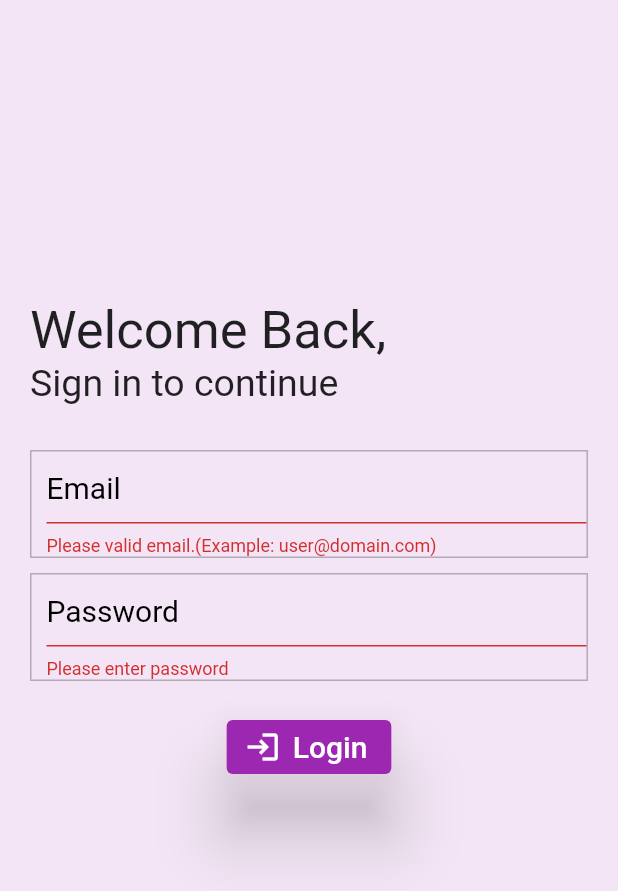
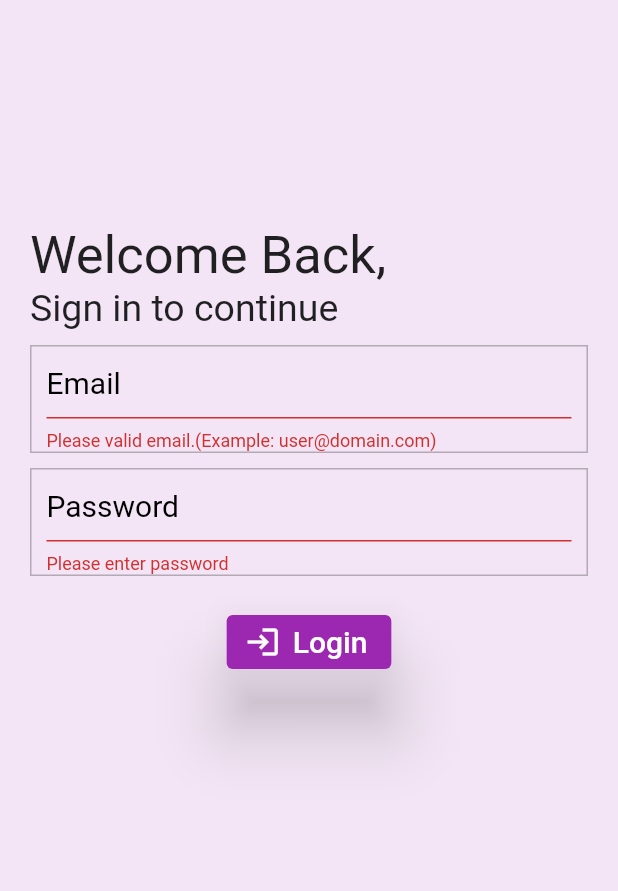
Before and after one commit to rajathirumal/FuelTracker, a Flutter app: the screen it shows after launch, after a tap on "Login", on a phone screen of 412 x 824 dp. Shown: the top 891 px of the screen. Run offline on Flutter 3.47's test engine with Material 2 defaults, Android fonts, the light colour scheme and no system bars; our stand-ins replace cloud_firestore, firebase_auth, firebase_core, flutter_speed_dial; accounts and stored records are empty.

Commit message:
This fiexes pixel over flow

```diff
--- a/lib/src/home/login.dart
+++ b/lib/src/home/login.dart
@@ -1,6 +1,7 @@
 import 'package:firebase_auth/firebase_auth.dart';
 import 'package:flutter/material.dart';
 import 'package:fuel_tracker/services/authentication.dart';
+import 'package:fuel_tracker/src/helpers/extension.dart';
 import 'package:provider/provider.dart';
 
 class LoginScreen extends StatefulWidget {
@@ -21,29 +22,24 @@ class _LoginScreenState extends State<LoginScreen> {
   Widget build(BuildContext context) {
     return Scaffold(
       body: Padding(
-          padding: const EdgeInsets.fromLTRB(20, 200, 20, 20),
+        padding: const EdgeInsets.all(20.0),
         child: Column(
-            // root column
           crossAxisAlignment: CrossAxisAlignment.start,
           children: [
-              // welcome column
-              Column(
-                crossAxisAlignment: CrossAxisAlignment.start,
-                children: const [
-                  Text(
+            const SizedBox(
+              height: 130,
+            ),
+            const Text(
               "Welcome Back,",
               style: TextStyle(fontSize: 35.0),
             ),
-                  Text(
+            const Text(
               "Sign in to continue",
               style: TextStyle(fontSize: 25.0),
             ),
-                ],
+            const SizedBox(
+              height: 10,
             ),
-              const SizedBox(
-                height: 30,
-              ),
-              // fields column
             Form(
               key: _formKey,
               child: Column(children: [
@@ -56,18 +52,19 @@ class _LoginScreenState extends State<LoginScreen> {
                     ),
                   ),
                   child: Padding(
-                      padding: const EdgeInsets.only(left: 10),
+                    padding: const EdgeInsets.only(left: 10, right: 10),
                     child: TextFormField(
                       // The validator receives the text that the user has entered.
                       keyboardType: TextInputType.emailAddress,
                       controller: emailController,
                       decoration: const InputDecoration(
                         hintText: "Email",
-                          hintStyle:
-                              TextStyle(fontSize: 20, color: Colors.black),
+                        hintStyle: TextStyle(fontSize: 20, color: Colors.black),
                       ),
                       validator: (value) {
-                          if (value == null || value.isEmpty) {
+                        if (value == null ||
+                            value.isEmpty ||
+                            !value.emailRegex) {
                           return 'Please valid email.(Example: user@domain.com)';
                         }
                         return null;
@@ -87,18 +84,19 @@ class _LoginScreenState extends State<LoginScreen> {
                     ),
                   ),
                   child: Padding(
-                      padding: const EdgeInsets.only(left: 10),
+                    padding: const EdgeInsets.only(left: 10, right: 10),
                     child: TextFormField(
                       obscureText: true,
                       controller: passController,
                       decoration: const InputDecoration(
                         hintText: "Password",
-                          hintStyle:
-                              TextStyle(fontSize: 20, color: Colors.black),
+                        hintStyle: TextStyle(fontSize: 20, color: Colors.black),
                       ),
                       validator: (value) {
                         if (value == null || value.isEmpty) {
                           return 'Please enter password';
+                        } else if (value.length <= 6) {
+                          return "Password should be atlest 6 charecters";
                         }
                         return null;
                       },
@@ -107,8 +105,7 @@ class _LoginScreenState extends State<LoginScreen> {
                 ),
                 const SizedBox(height: 20.0),
                 ElevatedButton.icon(
-                    style:
-                        ButtonStyle(elevation: MaterialStateProperty.all(20)),
+                  style: ButtonStyle(elevation: MaterialStateProperty.all(20)),
                   icon: const Icon(Icons.login, color: Colors.white),
                   onPressed: () {
                     if (_formKey.currentState!.validate()) {
@@ -125,11 +122,15 @@ class _LoginScreenState extends State<LoginScreen> {
               ]),
             )
           ],
-          )
+        ),
+      ),
+
+      // fields column
+
       // Container(
       //   color: Colors.greenAccent,
       // )
-          ),
+
       // body: Center(
       //   child: Padding(
       //     padding: const EdgeInsets.all(20.0),
```
Lines whose indentation alone changed are shown as unchanged.
